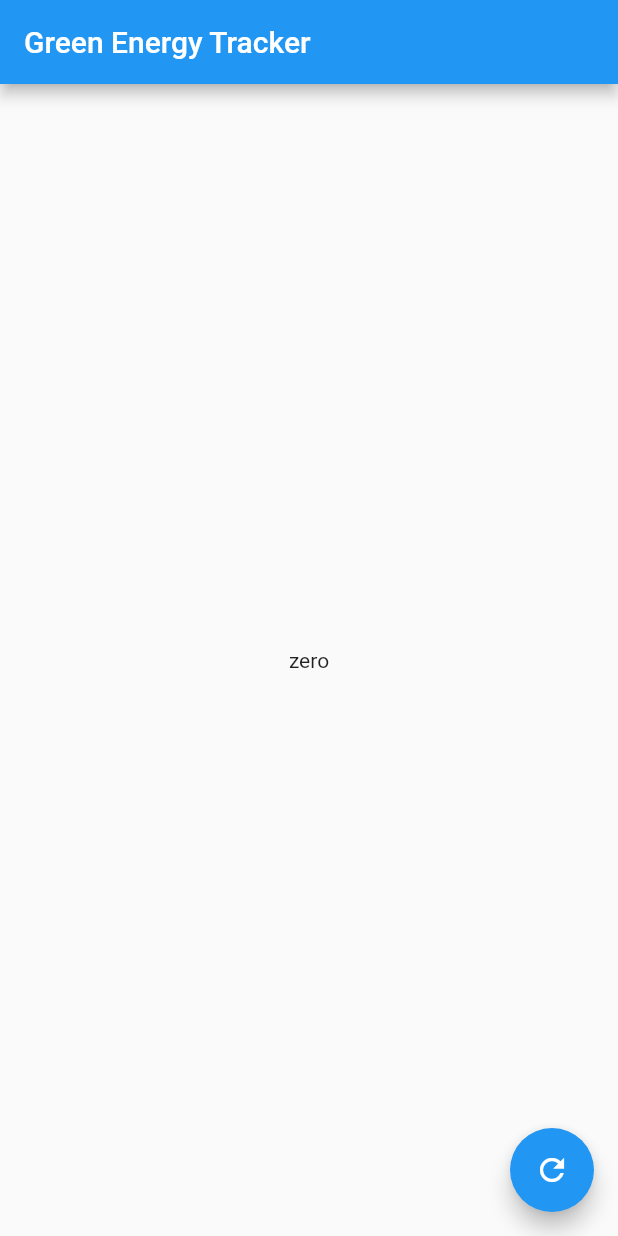
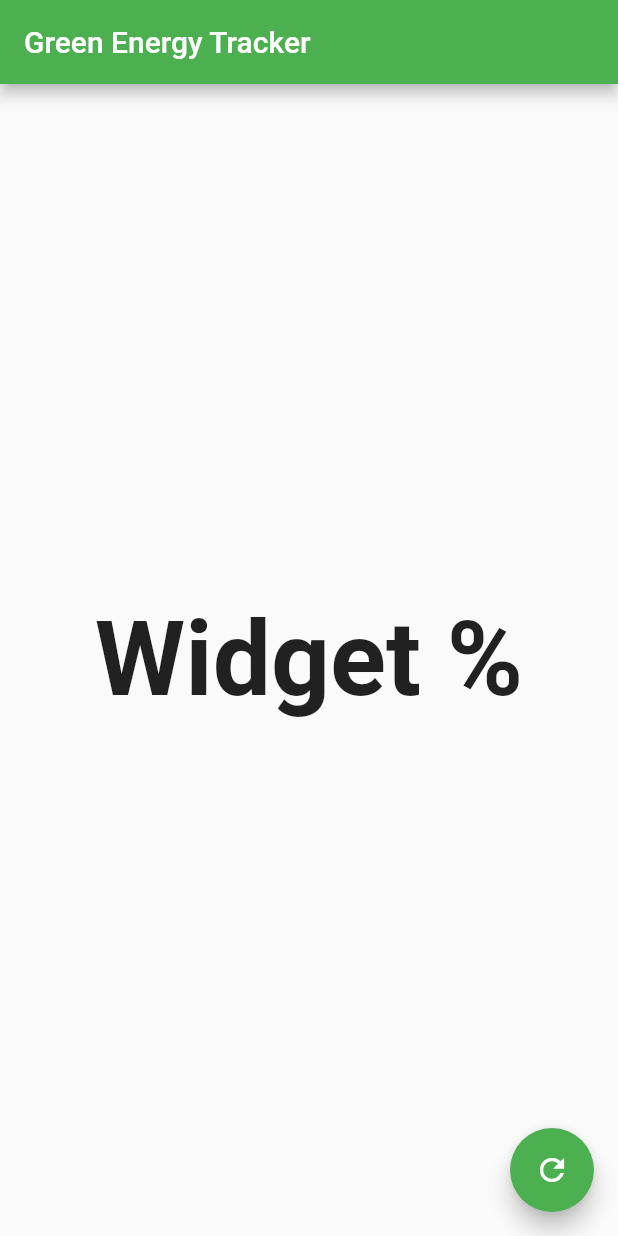
Before and after one commit to shroominic/Green-Energy-Tracker, a Flutter app: the screen it shows after launch, after a tap on the "refresh" icon, on a phone screen of 412 x 824 dp. Run offline on Flutter 3.47's test engine with Material 2 defaults, Android fonts, the phone set to English and light mode, and no system bars; missing offline and left inert: df; statements that could not run were skipped.

Commit message:
design change

```diff
--- a/lib/home.dart
+++ b/lib/home.dart
@@ -15,12 +15,12 @@ class _MyHomePageState extends State<MyHomePage> {
 
   final title = "Green Energy Tracker";
 
-  var _data = 'zero';
+  var _data = "0";
 
   void _refresh() async {
-    var data = await smard.requestData();
+    var data = await smard.getCurrentGreenEnergyPercentage();
     setState(() {
-      _data = data;
+      _data = data.toString();
     });
   }
 
@@ -35,7 +35,8 @@ class _MyHomePageState extends State<MyHomePage> {
           mainAxisAlignment: MainAxisAlignment.center,
           children: <Widget>[
             Text(
-              '$_data',
+              '$_data %',
+              style: TextStyle(fontSize: 69, fontWeight: FontWeight.bold),
             ),
           ],
         ),
--- a/lib/main.dart
+++ b/lib/main.dart
@@ -15,7 +15,7 @@ class MyApp extends StatelessWidget {
       debugShowCheckedModeBanner: false,
       title: 'Green Energy Tracker',
       theme: ThemeData(
-        primarySwatch: Colors.blue,
+        primarySwatch: Colors.green,
         visualDensity: VisualDensity.adaptivePlatformDensity,
       ),
       home: MyHomePage(smard),
```
